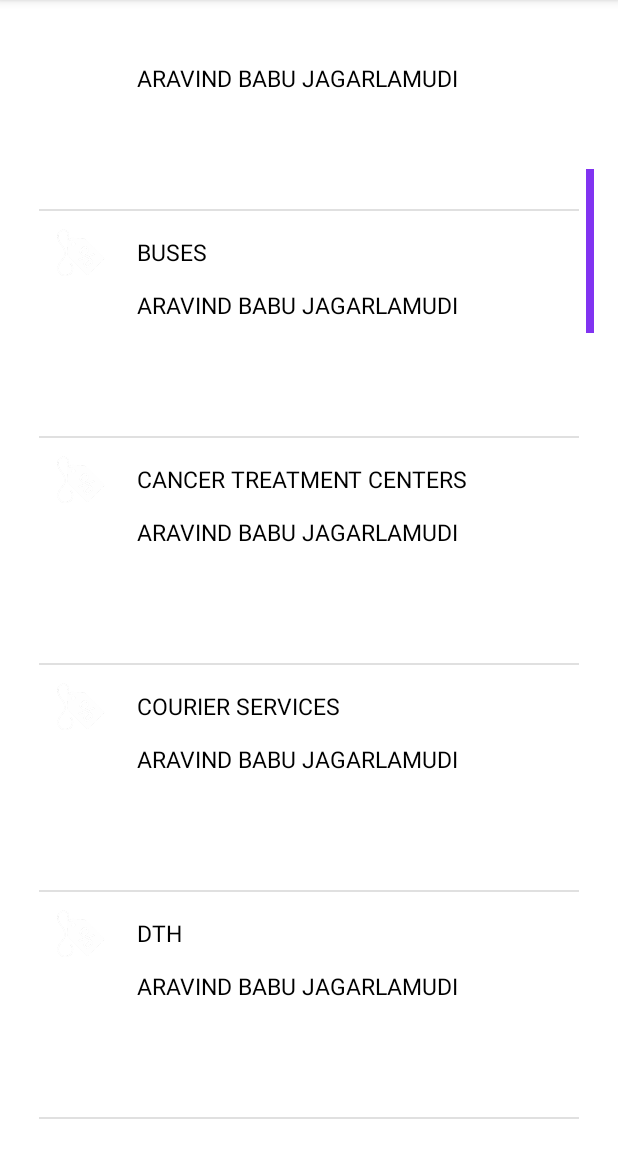
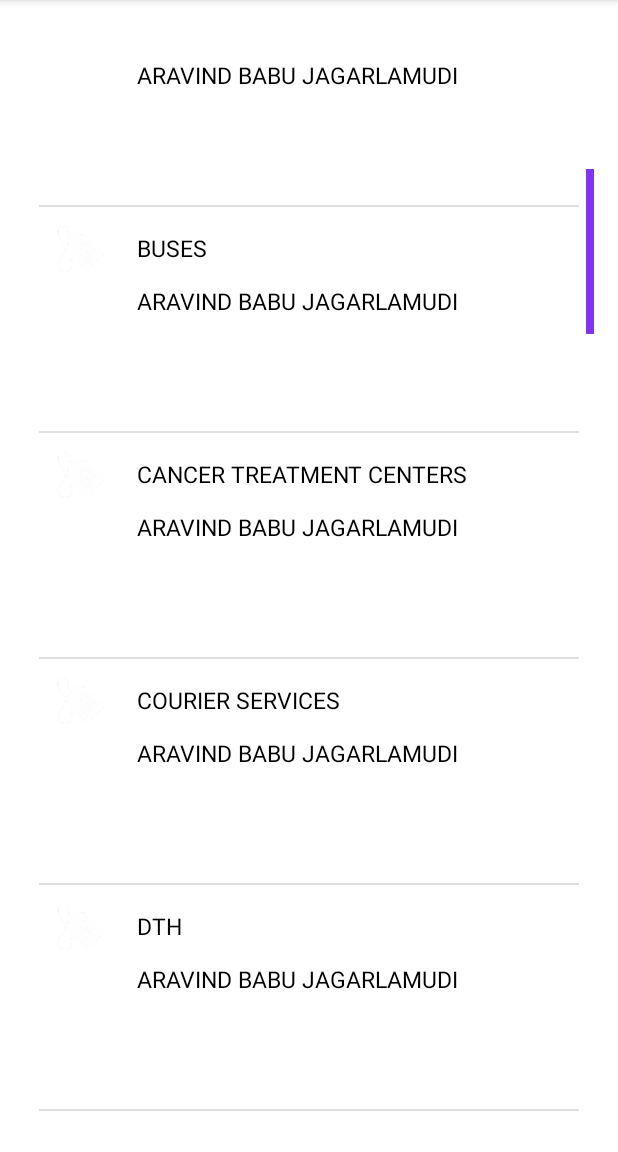
Before and after one commit to TechZite-Guru/Farm_Work, an Android app: the MainActivity screen opened directly, with no data from a screen before it, scrolled down 500 dp, on a phone screen of 412 x 824 dp, the part 84-1236 px from its top. Run offline under Robolectric (Android 15) with nearby library versions, the phone set to English and light mode, and no system bars.

Commit message:
Home Page Recycler View

```diff
--- a/app/src/main/res/layout/available_workers.xml
+++ b/app/src/main/res/layout/available_workers.xml
@@ -7,7 +7,7 @@
     *<LinearLayout
         android:id="@+id/category_row"
         android:layout_width="match_parent"
-        android:layout_height="150dp"
+        android:layout_height="149dp"
         android:orientation="horizontal"
         android:foreground="?attr/selectableItemBackground"
         style="@style/SelectableItemBackground"
```
